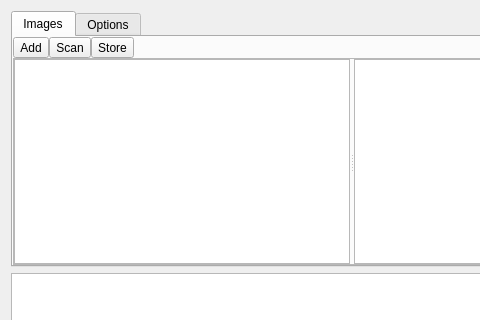
Above: app/recoverwindow.ui from BG4444/Raid0Recovery before the change; both pictures show x 0 to 480 and y 0 to 320 of the 704 by 561 pixel window. Below: the same form after it.
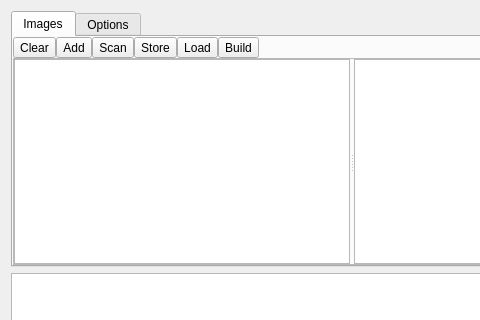
That is the form after the change.

Patch:
```diff
--- a/app/recoverwindow.ui
+++ b/app/recoverwindow.ui
@@ -40,7 +40,38 @@
         <property name="spacing">
          <number>0</number>
         </property>
-        <item row="2" column="0" colspan="4">
+        <item row="0" column="4">
+         <widget class="QToolButton" name="loadButton">
+          <property name="text">
+           <string>Load</string>
+          </property>
+         </widget>
+        </item>
+        <item row="0" column="2">
+         <widget class="QToolButton" name="scanButton">
+          <property name="text">
+           <string>Scan</string>
+          </property>
+          <property name="checkable">
+           <bool>true</bool>
+          </property>
+         </widget>
+        </item>
+        <item row="0" column="3">
+         <widget class="QToolButton" name="storeButton">
+          <property name="text">
+           <string>Store</string>
+          </property>
+         </widget>
+        </item>
+        <item row="0" column="1">
+         <widget class="QToolButton" name="addButton">
+          <property name="text">
+           <string>Add</string>
+          </property>
+         </widget>
+        </item>
+        <item row="2" column="0" colspan="8">
          <widget class="QFrame" name="frame">
           <property name="frameShape">
            <enum>QFrame::StyledPanel</enum>
@@ -83,24 +114,17 @@
           </layout>
          </widget>
         </item>
-        <item row="0" column="1">
-         <widget class="QToolButton" name="scanButton">
-          <property name="text">
-           <string>Scan</string>
-          </property>
-         </widget>
-        </item>
         <item row="0" column="0">
-         <widget class="QToolButton" name="addButton">
+         <widget class="QToolButton" name="clearButton">
           <property name="text">
-           <string>Add</string>
+           <string>Clear</string>
           </property>
          </widget>
         </item>
-        <item row="0" column="2">
-         <widget class="QToolButton" name="storeButton">
+        <item row="0" column="5">
+         <widget class="QToolButton" name="buildButton">
           <property name="text">
-           <string>Store</string>
+           <string>Build</string>
           </property>
          </widget>
         </item>
```
Left out of the diff: 9 changed lines with no effect on the pictures.
